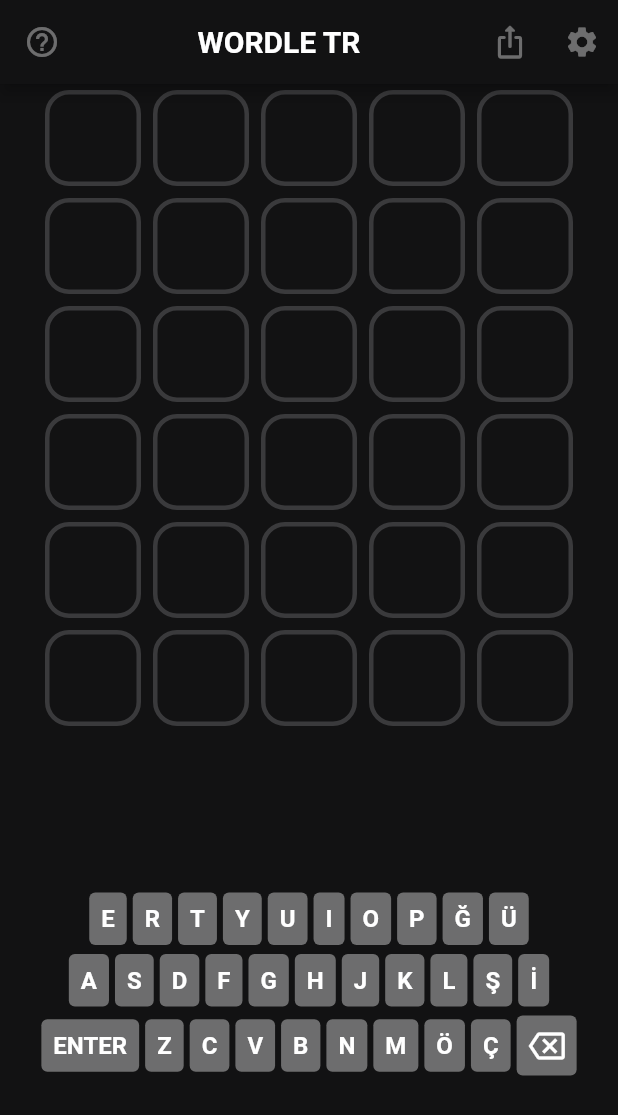
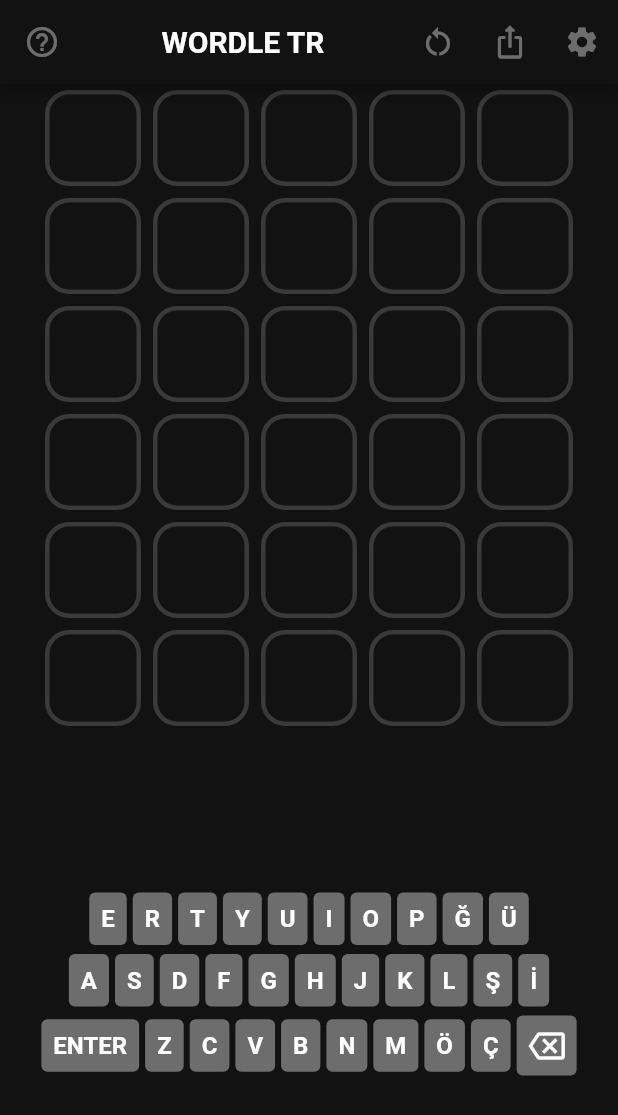
Before and after one commit to asimkymk/wordle_game, a Flutter app: the screen it shows after launch, on a phone screen of 412 x 824 dp. Shown: the top 1115 px of the screen. Run offline on Flutter 3.47's test engine with Material 2 defaults, Android fonts, the light colour scheme and no system bars; our stand-ins replace sqflite; accounts and stored records are empty.

Commit message:
restart game and ss added

```diff
--- a/lib/features/home/home_view.dart
+++ b/lib/features/home/home_view.dart
@@ -1,9 +1,11 @@
 import 'package:flutter/material.dart';
+import 'package:provider/provider.dart';
 import 'package:wordle_game/keyboard/keyboard_widget.dart';
 import 'package:wordle_game/letter/letterButton.dart';
 
 import '../../core/constants/color_constants.dart';
 import 'home_view_model.dart';
+import 'model/word_model.dart';
 
 class HomeView extends HomeViewModel {
   @override
@@ -14,9 +16,13 @@
           backgroundColor: ColorContants.BACKGROUND_COLOR,
           appBar: buildAppBar(),
           body: Center(
-            child: Column(
-                crossAxisAlignment: CrossAxisAlignment.center,
-                children: [
+            child: buildHomeBody(),
+          ),
+        ));
+  }
+
+  Column buildHomeBody() {
+    return Column(crossAxisAlignment: CrossAxisAlignment.center, children: [
       Row(
         mainAxisSize: MainAxisSize.min,
         mainAxisAlignment: MainAxisAlignment.spaceEvenly,
@@ -88,9 +94,7 @@
       Spacer(),
       KeyboardWidget(),
       Spacer(),
-                ]),
-          ),
-        ));
+    ]);
   }
 
   AppBar buildAppBar() {
@@ -110,6 +114,11 @@
       ),
       actions: [
         IconButton(
+            onPressed: () {
+              Provider.of<Word>(context, listen: false).restartGame();
+            },
+            icon: Icon(Icons.restart_alt, color: ColorContants.ICON_COLOR)),
+        IconButton(
             onPressed: () {},
             icon:
                 Icon(Icons.ios_share_rounded, color: ColorContants.ICON_COLOR)),
```
Also changed, not shown: lib/features/home/model/word_model.dart (+11 -0 lines), 2 other files. Lines whose indentation alone changed are shown as unchanged.
